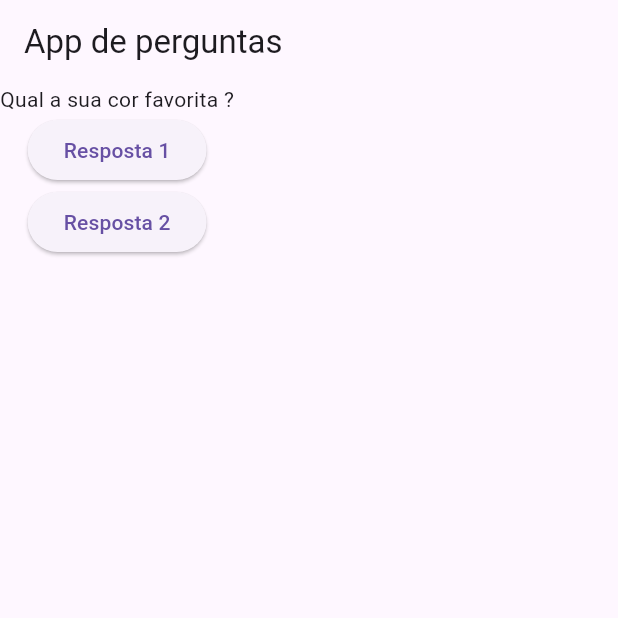
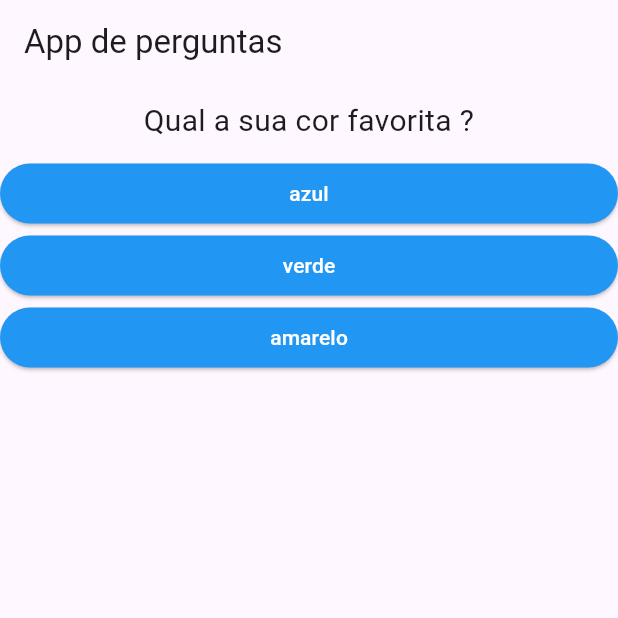
Before and after one commit to leirisson/dart-2025-2026, a Flutter app: the screen it shows after launch, on a phone screen of 412 x 824 dp, the top half of it. Run offline on Flutter 3.47's test engine with Material 3 defaults, Android fonts, the phone set to English and light mode, and no system bars.

Commit message:
feat: implement question and answer components for quiz app

```diff
--- a/0_app_flutter/exemplo_01/lib/main.dart
+++ b/0_app_flutter/exemplo_01/lib/main.dart
@@ -1,4 +1,6 @@
 import 'package:flutter/material.dart';
+import './questao.dart';
+import './resposta.dart';
 
 void main() => runApp(PerguntaApp());
 
@@ -9,24 +11,57 @@ class _PerguntaAppState extends State<PerguntaApp> {
     setState(() {
       perguntaSelecionada++;
     });
-    print(perguntaSelecionada);
   }
 
   @override
   Widget build(BuildContext context) {
-    final perguntas = [
-      "Qual a sua cor favorita ?",
-      "Qual o nome do seu cachorro ?",
+    final List<Map<String, Object>> _perguntas = [
+      {
+        'texto': "Qual a sua cor favorita ?",
+        'resposta': ['azul', 'verde', 'amarelo'],
+      },
+      {
+        'texto': "Qual o nome do seu animal ?",
+        'resposta': ['coelho', 'elefante', 'girafa'],
+      },
+      {
+        'texto': "Qual o seu esporte favorito ?",
+        'resposta': ['futebol', 'basquete', 'natação'],
+      },
+      {
+        'texto': "Qual a sua fruta favorita ?",
+        'resposta': ['manga', 'banana', 'morango'],
+      },
+      {
+        'texto': "Qual o seu meio de transporte favorito ?",
+        'resposta': ['carro', 'moto', 'bicicleta'],
+      },
+      {
+        'texto': "Qual a sua estação do ano favorita ?",
+        'resposta': ['verão', 'inverno', 'primavera'],
+      },
+      {
+        'texto': "Qual o seu hobby favorito ?",
+        'resposta': ['leitura', 'jogos', 'culinária'],
+      },
     ];
+
+    // Constrói dinamicamente os botões de resposta da pergunta atual
+    // List<Widget> respostas = [];
+    // for(String textoResp in _perguntas[perguntaSelecionada]['resposta'] as List){
+    //   respostas.add(Resposta(textoResp, _responder));
+    // }
+
+    List<String> respostas = _perguntas[perguntaSelecionada]['resposta'] as List<String>;
+
 
     return MaterialApp(
       home: Scaffold(
         appBar: AppBar(title: Text("App de perguntas")),
         body: Column(
           children: [
-            Text(perguntas[perguntaSelecionada]),
-            ElevatedButton(onPressed: _responder, child: Text("Resposta 1")),
-            ElevatedButton(onPressed: _responder, child: Text("Resposta 2")),
+            Questao(_perguntas[perguntaSelecionada]['texto'] as String),
+            ...respostas.map((texto) => Resposta(texto, _responder)),
           ],
         ),
       ),
--- /dev/null
+++ b/0_app_flutter/exemplo_01/lib/questao.dart
@@ -0,0 +1,19 @@
+import 'package:flutter/material.dart';
+
+class Questao extends StatelessWidget {
+  final String texto;
+  Questao(this.texto);
+
+  @override
+  Widget build(BuildContext context) {
+    return Container(
+      width: double.infinity,
+      margin: EdgeInsets.all(10),
+      child: Text(
+        texto,
+        style: TextStyle(fontSize: 20),
+        textAlign: TextAlign.center,
+      ),
+    );
+  }
+}
--- /dev/null
+++ b/0_app_flutter/exemplo_01/lib/resposta.dart
@@ -0,0 +1,26 @@
+
+
+
+import 'package:flutter/material.dart';
+
+class Resposta extends StatelessWidget{
+  final String texto;
+  final void Function() quandoSelecionado;
+
+
+  Resposta(this.texto, this.quandoSelecionado);
+
+  @override
+  Widget build(BuildContext context){
+    return Container(
+      width: double.infinity,
+      child: ElevatedButton(
+        style: ElevatedButton.styleFrom(
+          foregroundColor: Colors.white,
+          backgroundColor: Colors.blue,
+        ),
+        onPressed: quandoSelecionado,
+        child:Text(texto)),
+    );
+  }
+}
```
